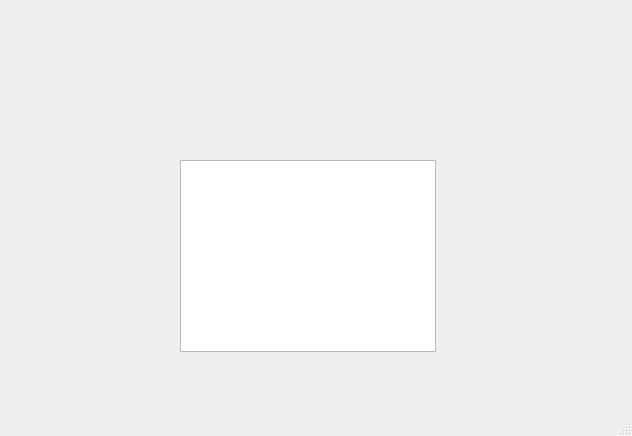
Before: the Qt Designer form Schedulers/mainwindow.ui in SallyHesham/Process-Schedulers, drawn with Qt 5.
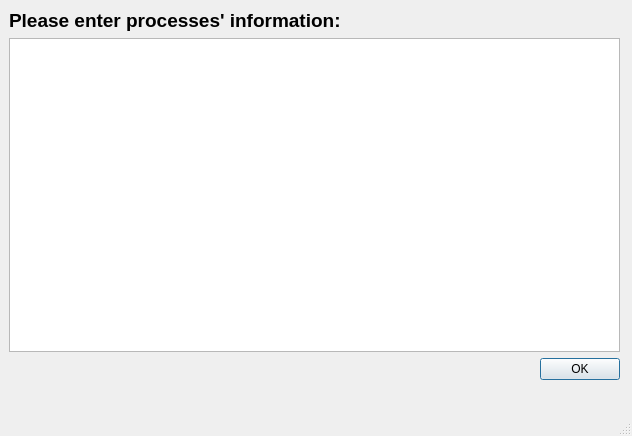
After: the same form once the commit is applied. The open tabs and pages were chosen to show the change.

The edit to the form file:
```diff
--- a/Schedulers/mainwindow.ui
+++ b/Schedulers/mainwindow.ui
@@ -177,18 +177,40 @@
      </widget>
     </widget>
     <widget class="QWidget" name="page_2">
-     <widget class="QTableWidget" name="tableWidget">
+     <widget class="QWidget" name="formLayoutWidget">
       <property name="geometry">
        <rect>
-        <x>180</x>
-        <y>160</y>
-        <width>256</width>
-        <height>192</height>
+        <x>9</x>
+        <y>9</y>
+        <width>611</width>
+        <height>371</height>
        </rect>
       </property>
-      <property name="editTriggers">
-       <set>QAbstractItemView::AnyKeyPressed|QAbstractItemView::DoubleClicked|QAbstractItemView::EditKeyPressed</set>
-      </property>
+      <layout class="QFormLayout" name="formLayout_2">
+       <item row="2" column="0" colspan="2">
+        <widget class="QDialogButtonBox" name="buttonBox_2">
+         <property name="standardButtons">
+          <set>QDialogButtonBox::Ok</set>
+         </property>
+        </widget>
+       </item>
+       <item row="0" column="0" colspan="2">
+        <widget class="QLabel" name="label_3">
+         <property name="font">
+          <font>
+           <pointsize>14</pointsize>
+           <bold>true</bold>
+          </font>
+         </property>
+         <property name="text">
+          <string>Please enter processes' information:</string>
+         </property>
+        </widget>
+       </item>
+       <item row="1" column="0" colspan="2">
+        <widget class="QTableWidget" name="tableWidget"/>
+       </item>
+      </layout>
      </widget>
     </widget>
    </widget>
```
Left out of the diff: 2 changed lines with no effect on the pictures.
